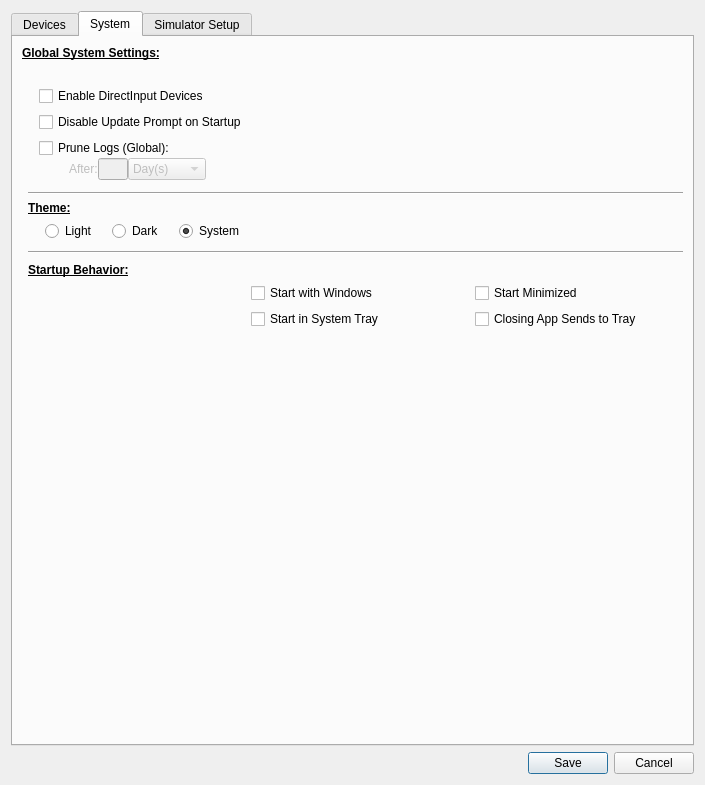
walmis/VPforce-TelemFFB, file SM/system_settings_new.ui: the form before one commit.
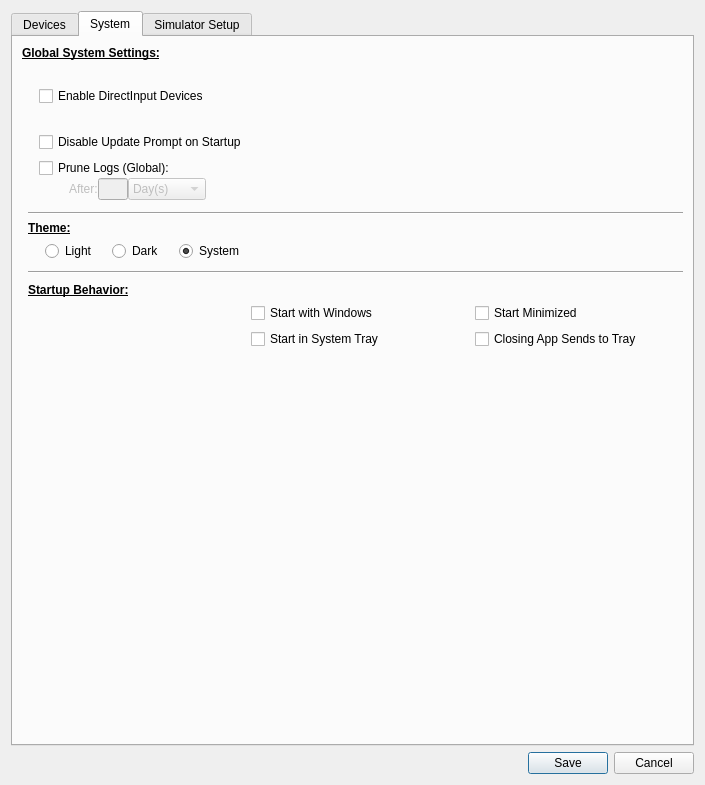
The form after the commit. Custom widgets are drawn as their Qt base class.

Commit message: feat(dinput): bridge status line in system settings, behind a minimum version

Diff of the .ui file:
```diff
--- a/SM/system_settings_new.ui
+++ b/SM/system_settings_new.ui
@@ -235,7 +235,7 @@
              <property name="horizontalSpacing">
               <number>15</number>
              </property>
-             <item row="4" column="1" colspan="2">
+             <item row="5" column="1" colspan="2">
               <layout class="QGridLayout" name="gridLayout_2">
                <item row="1" column="0">
                 <spacer name="horizontalSpacer_12">
@@ -332,7 +332,7 @@
                </item>
               </layout>
              </item>
-             <item row="3" column="1" colspan="2">
+             <item row="4" column="1" colspan="2">
               <widget class="LabeledToggle" name="ignoreUpdate">
                <property name="sizePolicy">
                 <sizepolicy hsizetype="Minimum" vsizetype="Fixed">
@@ -390,6 +390,16 @@
                </property>
               </widget>
              </item>
+             <item row="3" column="1" colspan="2">
+              <widget class="QLabel" name="lab_dinput_status">
+               <property name="text">
+                <string/>
+               </property>
+               <property name="indent">
+                <number>28</number>
+               </property>
+              </widget>
+             </item>
             </layout>
            </item>
            <item>
```
The commit also changes 7 other files.
